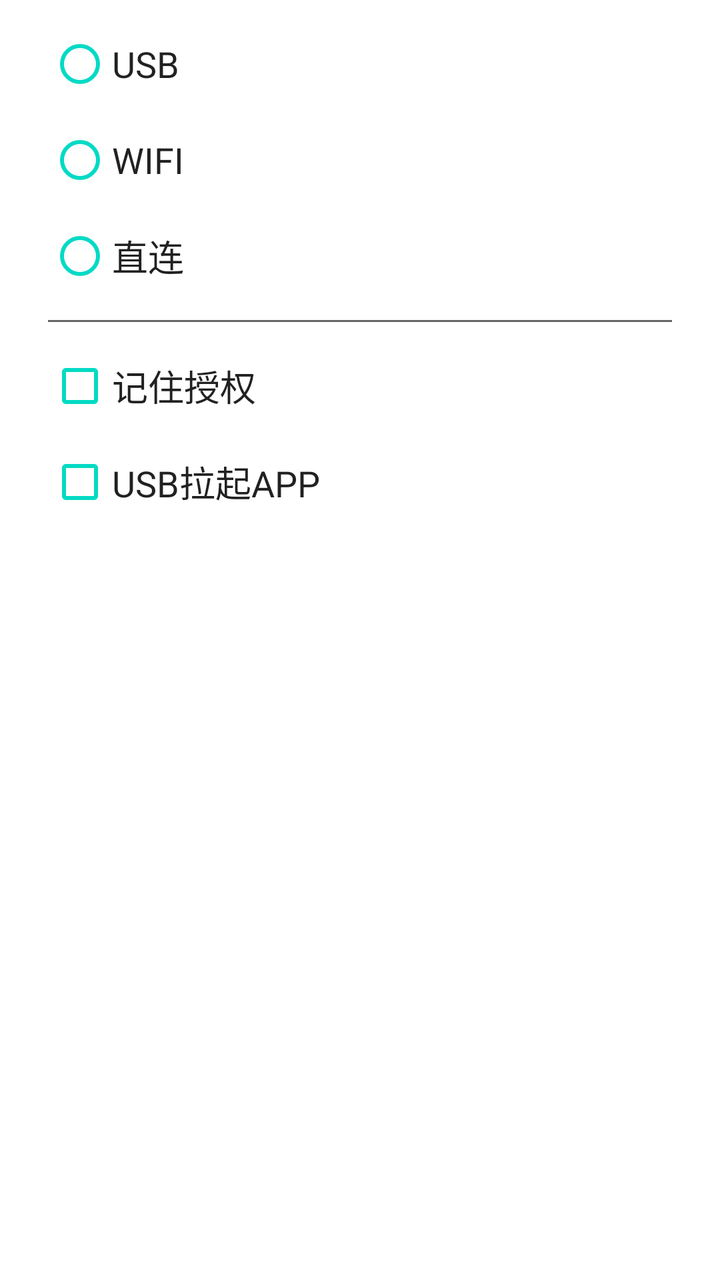
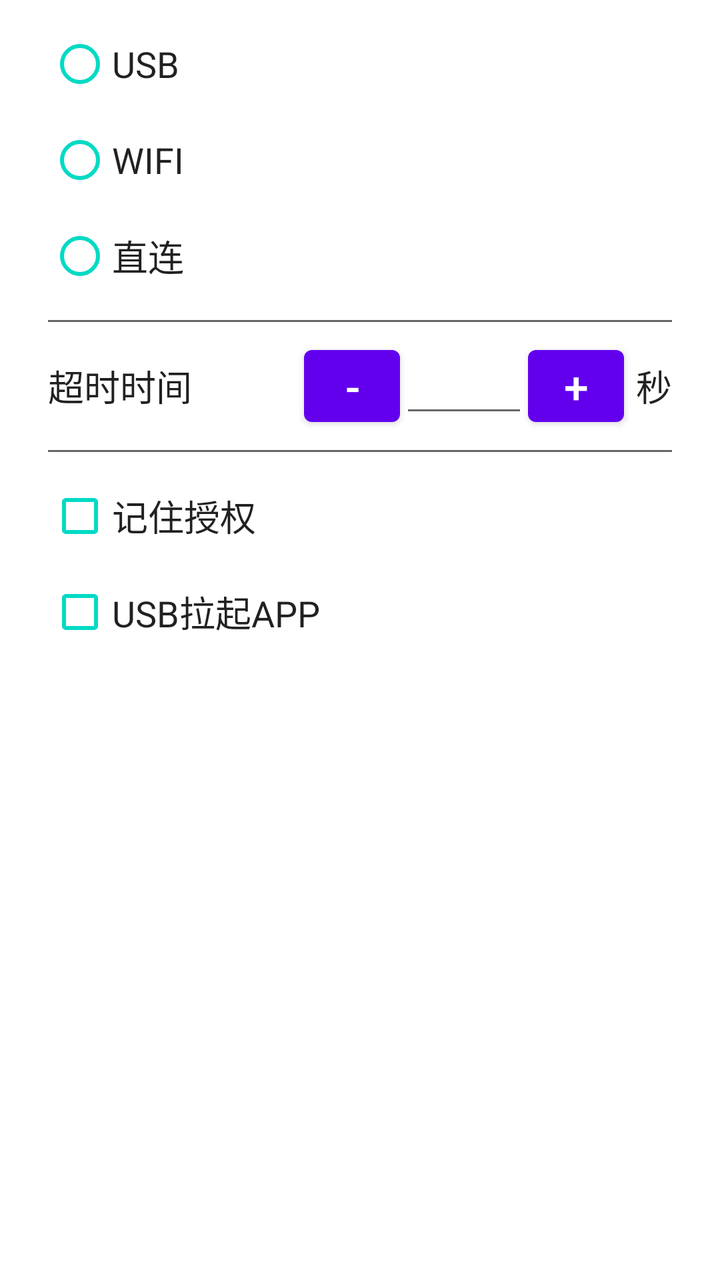

An Android layout rendered at two revisions. The XML below is the earlier revision; the diff shows what the commit changed to produce the second picture.
<!-- AndroidManifest.xml: fallback theme Theme.MaterialComponents.DayNight.NoActionBar -->
<!-- res/layout/dialog_connect_type.xml -->
<?xml version="1.0" encoding="utf-8"?>
<LinearLayout xmlns:android="http://schemas.android.com/apk/res/android"
    xmlns:app="http://schemas.android.com/apk/res-auto"
    android:layout_width="match_parent"
    android:layout_height="wrap_content"
    android:orientation="vertical"
    android:paddingStart="24dp"
    android:paddingEnd="24dp"
    android:paddingTop="8dp"
    android:paddingBottom="8dp">

    <RadioGroup
        android:id="@+id/rg_connect_type"
        android:layout_width="match_parent"
        android:layout_height="wrap_content"
        android:orientation="vertical">

        <androidx.appcompat.widget.AppCompatRadioButton
            android:id="@+id/rb_usb"
            android:layout_width="match_parent"
            android:layout_height="wrap_content"
            android:minHeight="48dp"
            app:buttonTint="@color/teal_200"
            android:textSize="18sp"
            android:textColor="?android:attr/textColorPrimary"
            android:text="@string/connect_type_usb" />

        <androidx.appcompat.widget.AppCompatRadioButton
            android:id="@+id/rb_wifi"
            android:layout_width="match_parent"
            android:layout_height="wrap_content"
            android:minHeight="48dp"
            app:buttonTint="@color/teal_200"
            android:textSize="18sp"
            android:textColor="?android:attr/textColorPrimary"
            android:text="@string/connect_type_wifi" />

        <androidx.appcompat.widget.AppCompatRadioButton
            android:id="@+id/rb_direct"
            android:layout_width="match_parent"
            android:layout_height="wrap_content"
            android:minHeight="48dp"
            app:buttonTint="@color/teal_200"
            android:textSize="18sp"
            android:textColor="?android:attr/textColorPrimary"
            android:text="@string/connect_type_direct" />
    </RadioGroup>

    <View
        android:layout_width="match_parent"
        android:layout_height="1dp"
        android:layout_marginTop="8dp"
        android:layout_marginBottom="8dp"
        android:background="@color/cl_text_c_btn_dialog" />

    <LinearLayout
        android:id="@+id/ll_remember_grant"
        android:layout_width="match_parent"
        android:layout_height="wrap_content"
        android:orientation="horizontal"
        android:gravity="center_vertical">

        <androidx.appcompat.widget.AppCompatCheckBox
            android:id="@+id/cb_remember_grant"
            android:layout_width="wrap_content"
            android:layout_height="wrap_content"
            app:buttonTint="@color/teal_200"
            android:textSize="18sp"
            android:textColor="?android:attr/textColorPrimary"
            android:text="@string/connect_type_remember_title" />
    </LinearLayout>

    
    <LinearLayout
        android:id="@+id/ll_usb_auto_launch"
        android:layout_width="match_parent"
        android:layout_height="wrap_content"
        android:orientation="horizontal"
        android:gravity="center_vertical">

        <androidx.appcompat.widget.AppCompatCheckBox
            android:id="@+id/cb_usb_auto_launch"
            android:layout_width="wrap_content"
            android:layout_height="wrap_content"
            app:buttonTint="@color/teal_200"
            android:textSize="18sp"
            android:textColor="?android:attr/textColorPrimary"
            android:text="@string/connect_type_usb_launch_title" />
    </LinearLayout>
</LinearLayout>
<!-- resources referenced by this layout -->
<resources>
  <color name="cl_text_c_btn_dialog">#666666</color>
  <color name="teal_200">#FF03DAC5</color>
  <string name="connect_type_direct">直连</string>
  <string name="connect_type_remember_title">记住授权</string>
  <string name="connect_type_usb">USB</string>
  <string name="connect_type_usb_launch_title">USB拉起APP</string>
  <string name="connect_type_wifi">WIFI</string>
</resources>

<!-- the commit's change to res/layout/dialog_connect_type.xml (unified diff, before → after) -->
@@ -53,6 +53,70 @@
         android:layout_marginBottom="8dp"
         android:background="@color/cl_text_c_btn_dialog" />
 
+    
+    <LinearLayout
+        android:id="@+id/ll_timeout"
+        android:layout_width="match_parent"
+        android:layout_height="wrap_content"
+        android:orientation="horizontal"
+        android:gravity="center_vertical">
+
+        <TextView
+            android:layout_width="0dp"
+            android:layout_height="wrap_content"
+            android:layout_weight="1"
+            android:textSize="18sp"
+            android:textColor="?android:attr/textColorPrimary"
+            android:text="@string/connect_type_timeout_title" />
+
+        <Button
+            android:id="@+id/btn_timeout_minus"
+            android:layout_width="48dp"
+            android:layout_height="48dp"
+            android:minWidth="0dp"
+            android:padding="0dp"
+            android:textSize="22sp"
+            android:text="-" />
+
+        <EditText
+            android:id="@+id/et_timeout"
+            android:layout_width="64dp"
+            android:layout_height="wrap_content"
+            android:gravity="center"
+            android:importantForAutofill="no"
+            android:inputType="number"
+            android:maxLength="3"
+            android:selectAllOnFocus="true"
+            android:textColor="?android:attr/textColorPrimary"
+            android:textSize="18sp" />
+
+        <Button
+            android:id="@+id/btn_timeout_plus"
+            android:layout_width="48dp"
+            android:layout_height="48dp"
+            android:minWidth="0dp"
+            android:padding="0dp"
+            android:textSize="22sp"
+            android:text="+" />
+
+        <TextView
+            android:layout_width="wrap_content"
+            android:layout_height="wrap_content"
+            android:layout_marginStart="6dp"
+            android:textSize="18sp"
+            android:textColor="?android:attr/textColorPrimary"
+            android:text="@string/connect_type_timeout_unit" />
+    </LinearLayout>
+
+    
+    <View
+        android:id="@+id/v_usb_options_divider"
+        android:layout_width="match_parent"
+        android:layout_height="1dp"
+        android:layout_marginTop="8dp"
+        android:layout_marginBottom="8dp"
+        android:background="@color/cl_text_c_btn_dialog" />
+
     <LinearLayout
         android:id="@+id/ll_remember_grant"
         android:layout_width="match_parent"
<!-- resource entries referenced after the edit -->
@@ -4,6 +4,8 @@
   <color name="teal_200">#FF03DAC5</color>
   <string name="connect_type_direct">直连</string>
   <string name="connect_type_remember_title">记住授权</string>
+  <string name="connect_type_timeout_title">超时时间</string>
+  <string name="connect_type_timeout_unit">秒</string>
   <string name="connect_type_usb">USB</string>
   <string name="connect_type_usb_launch_title">USB拉起APP</string>
   <string name="connect_type_wifi">WIFI</string>
